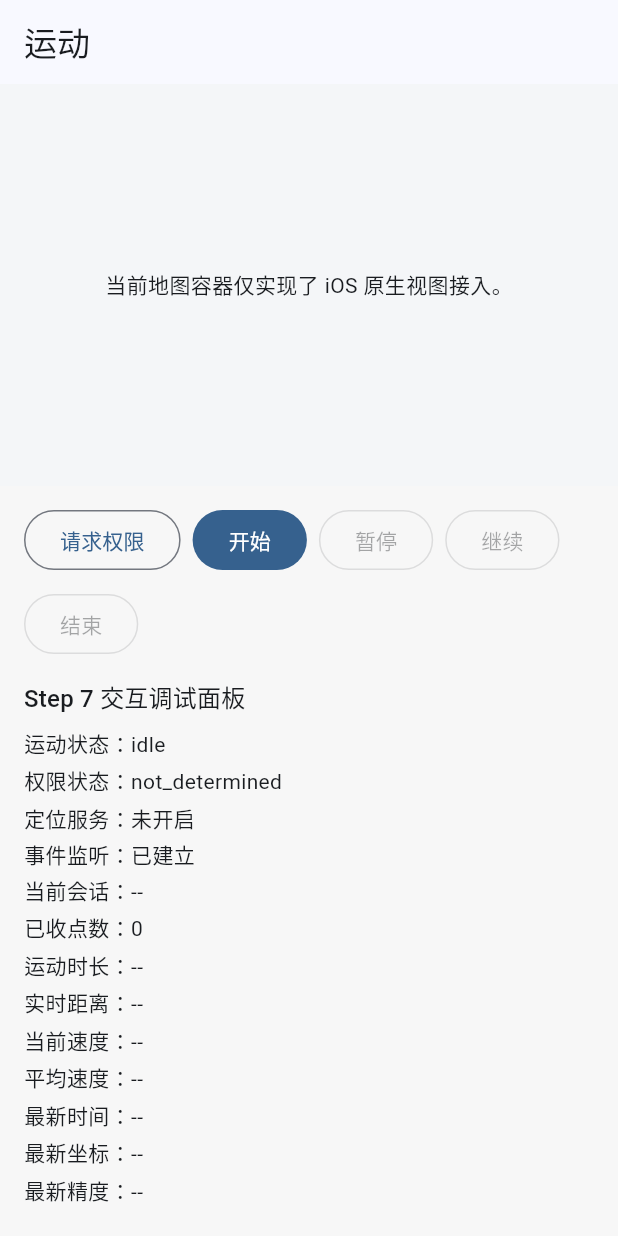
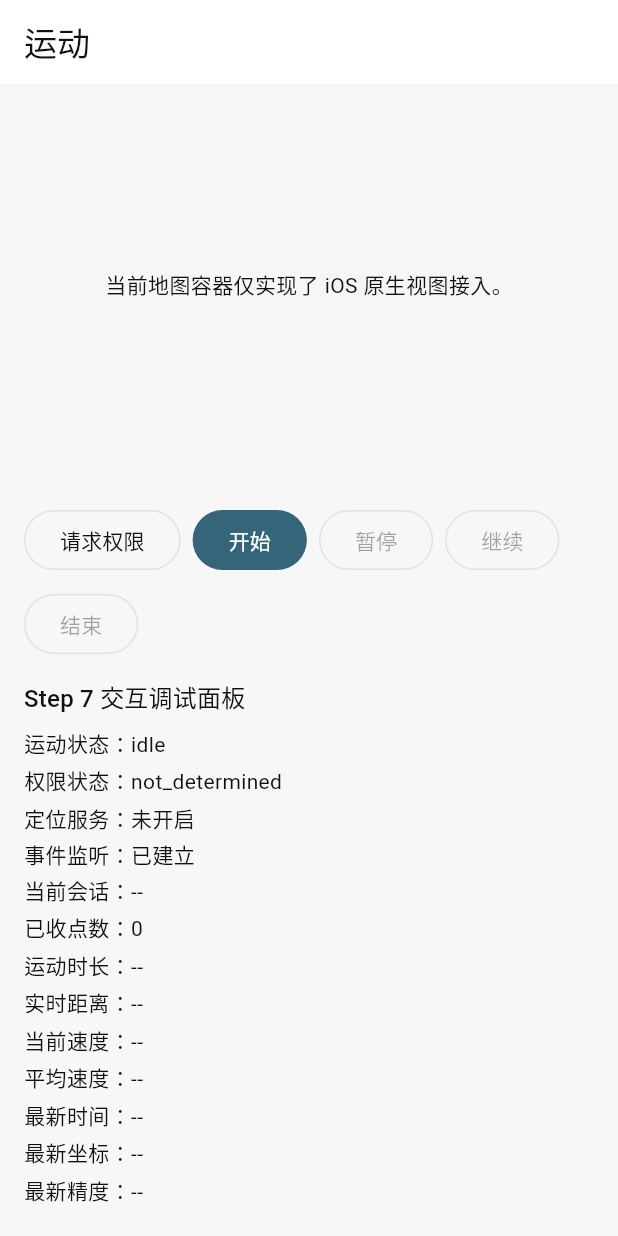
Before and after one commit to DongLiang01/walkWorld, a Flutter app: the screen it shows after launch, on a phone screen of 412 x 824 dp. Run offline on Flutter 3.47's test engine with Material 3 defaults, Android fonts, the phone set to English and light mode, and no system bars; our stand-ins replace flutter_riverpod.

Commit message:
主题颜色设计

```diff
--- /dev/null
+++ b/walkworld/lib/app/theme/app_theme.dart
@@ -0,0 +1,100 @@
+import 'package:flutter/material.dart';
+
+import 'app_theme_tokens.dart';
+
+/// 统一输出应用的亮色与暗色主题。
+class AppTheme {
+  const AppTheme._();
+
+  static ThemeData light() {
+    return _buildTheme(Brightness.light);
+  }
+
+  static ThemeData dark() {
+    return _buildTheme(Brightness.dark);
+  }
+
+  static ThemeData _buildTheme(Brightness brightness) {
+    final tokens = AppThemeTokens.resolve(brightness);
+    final isDark = brightness == Brightness.dark;
+    final colorScheme = ColorScheme(
+      brightness: brightness,
+      primary: tokens.brandPrimary,
+      onPrimary: tokens.textInverse,
+      secondary: tokens.brandAccent,
+      onSecondary: tokens.textInverse,
+      error: tokens.danger,
+      onError: tokens.textInverse,
+      surface: tokens.surfacePrimary,
+      onSurface: tokens.textPrimary,
+    );
+
+    return ThemeData(
+      useMaterial3: true,
+      brightness: brightness,
+      colorScheme: colorScheme,
+      scaffoldBackgroundColor: tokens.surfacePrimary,
+      dividerColor: tokens.dividerPrimary,
+      extensions: <ThemeExtension<dynamic>>[tokens],
+      appBarTheme: AppBarTheme(
+        backgroundColor: tokens.surfacePrimary,
+        foregroundColor: tokens.textPrimary,
+        elevation: 0,
+        centerTitle: false,
+        surfaceTintColor: Colors.transparent,
+      ),
+      cardTheme: CardThemeData(
+        color: tokens.surfaceSecondary,
+        surfaceTintColor: Colors.transparent,
+        shape: RoundedRectangleBorder(
+          borderRadius: BorderRadius.circular(20),
+          side: BorderSide(color: tokens.borderPrimary),
+        ),
+      ),
+      textTheme: ThemeData(
+        brightness: brightness,
+        colorScheme: colorScheme,
+      ).textTheme.apply(
+        bodyColor: tokens.textPrimary,
+        displayColor: tokens.textPrimary,
+      ),
+      filledButtonTheme: FilledButtonThemeData(
+        style: FilledButton.styleFrom(
+          backgroundColor: tokens.brandPrimary,
+          foregroundColor: tokens.textInverse,
+        ),
+      ),
+      outlinedButtonTheme: OutlinedButtonThemeData(
+        style: OutlinedButton.styleFrom(
+          foregroundColor: tokens.textPrimary,
+          side: BorderSide(color: tokens.borderPrimary),
+        ),
+      ),
+      textButtonTheme: TextButtonThemeData(
+        style: TextButton.styleFrom(
+          foregroundColor: tokens.brandPrimary,
+        ),
+      ),
+      chipTheme: ChipThemeData(
+        backgroundColor: tokens.surfaceSecondary,
+        selectedColor: tokens.brandPrimary,
+        secondarySelectedColor: tokens.brandPrimary,
+        side: BorderSide(color: tokens.borderPrimary),
+        labelStyle: TextStyle(color: tokens.textPrimary),
+        secondaryLabelStyle: TextStyle(color: tokens.textInverse),
+        shape: RoundedRectangleBorder(borderRadius: BorderRadius.circular(999)),
+        brightness: brightness,
+      ),
+      iconTheme: IconThemeData(
+        color: tokens.textPrimary,
+      ),
+      listTileTheme: ListTileThemeData(
+        iconColor: tokens.textPrimary,
+        textColor: tokens.textPrimary,
+      ),
+      splashColor: tokens.brandPrimary.withValues(alpha: 0.08),
+      highlightColor: Colors.transparent,
+      disabledColor: isDark ? tokens.textSecondary : tokens.borderPrimary,
+    );
+  }
+}
--- /dev/null
+++ b/walkworld/lib/app/theme/app_theme_tokens.dart
@@ -0,0 +1,118 @@
+import 'package:flutter/material.dart';
+
+import 'app_color_tokens.dart';
+
+/// 主题层对外暴露的已解析颜色集合。
+@immutable
+class AppThemeTokens extends ThemeExtension<AppThemeTokens> {
+  const AppThemeTokens({
+    required this.brandPrimary,
+    required this.brandAccent,
+    required this.surfacePrimary,
+    required this.surfaceSecondary,
+    required this.surfaceOverlay,
+    required this.textPrimary,
+    required this.textSecondary,
+    required this.textInverse,
+    required this.borderPrimary,
+    required this.dividerPrimary,
+    required this.danger,
+    required this.warning,
+    required this.success,
+  });
+
+  factory AppThemeTokens.resolve(Brightness brightness) {
+    return AppThemeTokens(
+      brandPrimary: AppColorTokens.brandPrimary.resolve(brightness),
+      brandAccent: AppColorTokens.brandAccent.resolve(brightness),
+      surfacePrimary: AppColorTokens.surfacePrimary.resolve(brightness),
+      surfaceSecondary: AppColorTokens.surfaceSecondary.resolve(brightness),
+      surfaceOverlay: AppColorTokens.surfaceOverlay.resolve(brightness),
+      textPrimary: AppColorTokens.textPrimary.resolve(brightness),
+      textSecondary: AppColorTokens.textSecondary.resolve(brightness),
+      textInverse: AppColorTokens.textInverse.resolve(brightness),
+      borderPrimary: AppColorTokens.borderPrimary.resolve(brightness),
+      dividerPrimary: AppColorTokens.dividerPrimary.resolve(brightness),
+      danger: AppColorTokens.danger.resolve(brightness),
+      warning: AppColorTokens.warning.resolve(brightness),
+      success: AppColorTokens.success.resolve(brightness),
+    );
+  }
+
+  final Color brandPrimary;
+  final Color brandAccent;
+  final Color surfacePrimary;
+  final Color surfaceSecondary;
+  final Color surfaceOverlay;
+  final Color textPrimary;
+  final Color textSecondary;
+  final Color textInverse;
+  final Color borderPrimary;
+  final Color dividerPrimary;
+  final Color danger;
+  final Color warning;
+  final Color success;
+
+  @override
+  AppThemeTokens copyWith({
+    Color? brandPrimary,
+    Color? brandAccent,
+    Color? surfacePrimary,
+    Color? surfaceSecondary,
+    Color? surfaceOverlay,
+    Color? textPrimary,
+    Color? textSecondary,
+    Color? textInverse,
+    Color? borderPrimary,
+    Color? dividerPrimary,
+    Color? danger,
+    Color? warning,
+    Color? success,
+  }) {
+    return AppThemeTokens(
+      brandPrimary: brandPrimary ?? this.brandPrimary,
+      brandAccent: brandAccent ?? this.brandAccent,
+      surfacePrimary: surfacePrimary ?? this.surfacePrimary,
+      surfaceSecondary: surfaceSecondary ?? this.surfaceSecondary,
+      surfaceOverlay: surfaceOverlay ?? this.surfaceOverlay,
+      textPrimary: textPrimary ?? this.textPrimary,
+      textSecondary: textSecondary ?? this.textSecondary,
+      textInverse: textInverse ?? this.textInverse,
+      borderPrimary: borderPrimary ?? this.borderPrimary,
+      dividerPrimary: dividerPrimary ?? this.dividerPrimary,
+      danger: danger ?? this.danger,
+      warning: warning ?? this.warning,
+      success: success ?? this.success,
+    );
+  }
+
+  @override
+  //想支持亮暗主题的动画渐变切换而不是瞬间跳变，就需要正确实现 lerp
+  AppThemeTokens lerp(ThemeExtension<AppThemeTokens>? other, double t) {
+    if (other is! AppThemeTokens) {
+      return this;
+    }
+
+    return AppThemeTokens(
+      brandPrimary: Color.lerp(brandPrimary, other.brandPrimary, t) ?? brandPrimary,
+      brandAccent: Color.lerp(brandAccent, other.brandAccent, t) ?? brandAccent,
+      surfacePrimary:
+          Color.lerp(surfacePrimary, other.surfacePrimary, t) ?? surfacePrimary,
+      surfaceSecondary:
+          Color.lerp(surfaceSecondary, other.surfaceSecondary, t) ?? surfaceSecondary,
+      surfaceOverlay:
+          Color.lerp(surfaceOverlay, other.surfaceOverlay, t) ?? surfaceOverlay,
+      textPrimary: Color.lerp(textPrimary, other.textPrimary, t) ?? textPrimary,
+      textSecondary:
+          Color.lerp(textSecondary, other.textSecondary, t) ?? textSecondary,
+      textInverse: Color.lerp(textInverse, other.textInverse, t) ?? textInverse,
+      borderPrimary:
+          Color.lerp(borderPrimary, other.borderPrimary, t) ?? borderPrimary,
+      dividerPrimary:
+          Color.lerp(dividerPrimary, other.dividerPrimary, t) ?? dividerPrimary,
+      danger: Color.lerp(danger, other.danger, t) ?? danger,
+      warning: Color.lerp(warning, other.warning, t) ?? warning,
+      success: Color.lerp(success, other.success, t) ?? success,
+    );
+  }
+}
--- a/walkworld/lib/main.dart
+++ b/walkworld/lib/main.dart
@@ -1,6 +1,7 @@
 import 'package:flutter/material.dart';
 import 'package:flutter_riverpod/flutter_riverpod.dart';
 
+import 'app/theme/app_theme.dart';
 import 'features/motion/presentation/presentation.dart';
 
 void main() {
@@ -14,9 +15,9 @@ class MyApp extends StatelessWidget {
   Widget build(BuildContext context) {
     return MaterialApp(
       title: 'Walkworld',
-      theme: ThemeData(
-        colorScheme: ColorScheme.fromSeed(seedColor: Colors.blue),
-      ),
+      theme: AppTheme.light(),
+      darkTheme: AppTheme.dark(),
+      themeMode: ThemeMode.system,
       home: const MotionPage(),
     );
   }
```
Also changed, not shown: walkworld/lib/app/theme/app_color_tokens.dart (added, +73 -0 lines), walkworld/lib/app/theme/app_dynamic_color.dart (added, +16 -0 lines).
